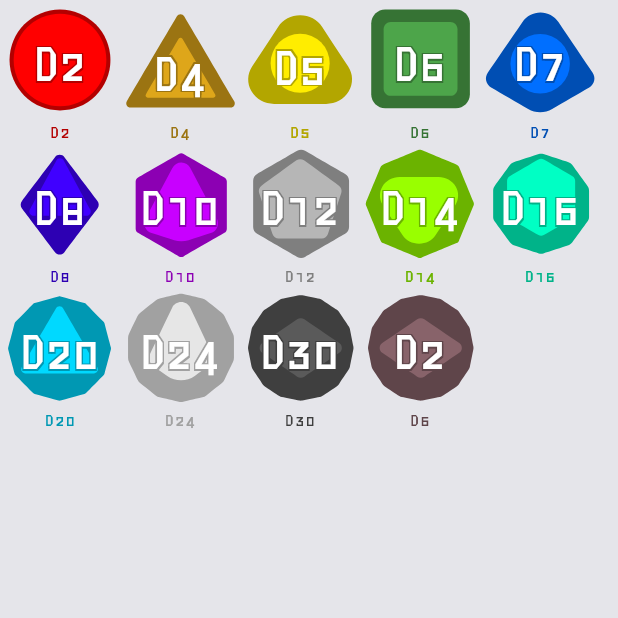
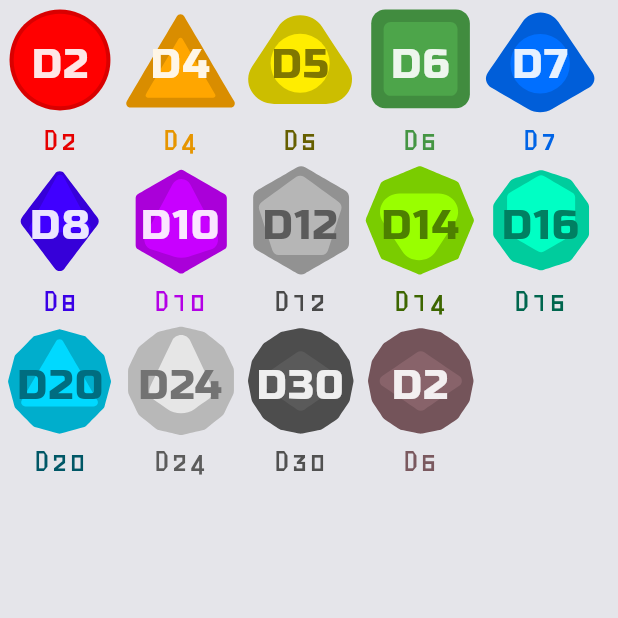
Before and after one commit to spacegiant/solo_deck, a Flutter app: the screen it shows after launch, on a phone screen of 412 x 824 dp, the top half of it. Run offline on Flutter 3.47's test engine with Material 3 defaults, Android fonts, the phone set to English and light mode, and no system bars; our stand-ins replace flutter_svg.

Commit message:
Update dice text style to be more flexible

```diff
--- a/lib/dice/dice_widget.dart
+++ b/lib/dice/dice_widget.dart
@@ -41,33 +41,40 @@ enum Polyhedrals {
 
 Widget diceWidget({
   Color color = const Color(0xFF88636A),
-  bool hasDarkText = false,
+  bool isReversed = false,
   // Color? highlightColor,
   // Color? diceTextColor,
   // Color? labelColor,
   double width = 80,
   Polyhedrals polyhedral = Polyhedrals.poly6,
-  double nudgePercent = 0.2,
+  // double nudgePercent = 0.2,
   String? label,
   Glyph? glyph,
   required String value,
+  bool addTextShadow = false,
 }) {
-  Color darkenedColor = darken(color, 30);
-  String hexColor = convertColorToHex(color);
-  String hexDarkenedColor = convertColorToHex(darkenedColor);
+  DiceColorSet colorSet = getDiceColors(
+    color: color,
+    isReversed: isReversed,
+  );
+
+  DiceStyle currentStyle = cyberpunkDiceStyle;
+
   return Column(
     children: [
       SizedBox(
         width: width,
         height: width,
+        child: DefaultTextStyle(
+          style: currentStyle.textStyle,
           child: Stack(
             alignment: Alignment.bottomCenter,
             children: [
               SvgPicture.string(
                 injectColoursIntoSVG(
                   polyhedral.image,
-                hexColor,
-                hexDarkenedColor,
+                  convertColorToHex(colorSet.diceColor),
+                  convertColorToHex(colorSet.shadowColor),
                 ),
                 width: width,
                 height: width,
@@ -75,15 +82,17 @@ Widget diceWidget({
               ),
               Positioned(
                 // top: width * nudgePercent,
-              bottom: width * nudgePercent,
+                bottom: width * currentStyle.nudgePercent,
                 child: Center(
                   child: Text(
                     value,
                     style: TextStyle(
-                    letterSpacing: -2,
-                    color: CupertinoColors.white,
-                    fontSize: width * 0.5,
-                    shadows: addShadow(color: darkenedColor),
+                      letterSpacing: currentStyle.letterSpacing,
+                      color: colorSet.textColor,
+                      fontSize: width * currentStyle.textScale,
+                      shadows: addTextShadow
+                          ? addShadow(color: colorSet.textShadowColor)
+                          : null,
                     ),
                   ),
                 ),
@@ -91,10 +100,14 @@ Widget diceWidget({
             ],
           ),
         ),
+      ),
       if (label != null)
         Text(
           label,
-          style: TextStyle(color: darkenedColor),
+          style: TextStyle(
+            color: colorSet.labelColor,
+            fontSize: width * 0.3,
+          ),
         ),
     ],
   );
@@ -123,3 +136,71 @@ addShadow({
         color: color),
   ];
 }
+
+class DiceColorSet {
+  late Color diceColor;
+  late Color shadowColor;
+  late Color textColor;
+  late Color textShadowColor;
+  late Color labelColor;
+
+  DiceColorSet({
+    required this.diceColor,
+    required this.shadowColor,
+    required this.textColor,
+    required this.textShadowColor,
+    required this.labelColor,
+  });
+}
+
+DiceColorSet getDiceColors({
+  required Color color,
+  bool isReversed = false,
+}) {
+  return isReversed
+      ? DiceColorSet(
+          diceColor: color,
+          shadowColor: darken(color, 20),
+          textColor: darken(color, 50),
+          textShadowColor: lighten(color),
+          labelColor: darken(color, 60),
+        )
+      : DiceColorSet(
+          diceColor: color,
+          shadowColor: darken(color, 15),
+          textColor: lighten(color, 90),
+          textShadowColor: darken(color, 40),
+          labelColor: darken(color),
+        );
+}
+
+class DiceStyle {
+  TextStyle textStyle;
+  double textScale;
+  double letterSpacing;
+  num nudgePercent;
+
+  DiceStyle({
+    required this.textStyle,
+    required this.textScale,
+    this.letterSpacing = 1.0,
+    this.nudgePercent = 0.0,
+  });
+}
+
+DiceStyle scifiDiceStyle = DiceStyle(
+  textScale: 0.5,
+  nudgePercent: 0.22,
+  letterSpacing: -5,
+  textStyle: TextStyle(
+    fontFamily: 'Geo',
+  ),
+);
+
+DiceStyle cyberpunkDiceStyle = DiceStyle(
+  textScale: 0.35,
+  textStyle: TextStyle(
+    fontFamily: 'RussoOne',
+  ),
+  nudgePercent: 0.25,
+);
--- a/lib/main.dart
+++ b/lib/main.dart
@@ -37,6 +37,7 @@ class HomeState extends State<Home> {
     return DefaultTextStyle(
       style: TextStyle(
         decoration: TextDecoration.none,
+        // fontFamily: 'RussoOne',
         fontFamily: 'Geo',
       ),
       child: CupertinoPageScaffold(
@@ -54,15 +55,16 @@ class HomeState extends State<Home> {
                 value: 'D4',
                 label: 'D4',
                 polyhedral: Polyhedrals.poly4,
-                nudgePercent: 0.12,
-                color: Color(0xFFDEA61A),
+                // nudgePercent: 0.12,
+                color: Color(0xFFFFA600),
               ),
               diceWidget(
                 value: 'D5',
                 label: 'D5',
                 polyhedral: Polyhedrals.poly5,
-                nudgePercent: 0.17,
+                // nudgePercent: 0.17,
                 color: Color(0xFFFFED00),
+                isReversed: true,
               ),
               diceWidget(
                 value: 'D6',
@@ -93,30 +95,35 @@ class HomeState extends State<Home> {
                 label: 'D12',
                 polyhedral: Polyhedrals.poly12,
                 color: Color(0xFFB6B6B6),
+                isReversed: true,
               ),
               diceWidget(
                 value: 'D14',
                 label: 'D14',
                 polyhedral: Polyhedrals.poly14,
                 color: Color(0xFF99FF00),
+                isReversed: true,
               ),
               diceWidget(
                 value: 'D16',
                 label: 'D16',
                 polyhedral: Polyhedrals.poly16,
                 color: Color(0xFF00FFC4),
+                isReversed: true,
               ),
               diceWidget(
                 value: 'D20',
                 label: 'D20',
                 polyhedral: Polyhedrals.poly20,
                 color: Color(0xFF00D9FF),
+                isReversed: true,
               ),
               diceWidget(
                 value: 'D24',
                 label: 'D24',
                 polyhedral: Polyhedrals.poly24,
                 color: Color(0xFFE6E6E6),
+                isReversed: true,
               ),
               diceWidget(
                 value: 'D30',
```
Lines whose indentation alone changed are shown as unchanged.
